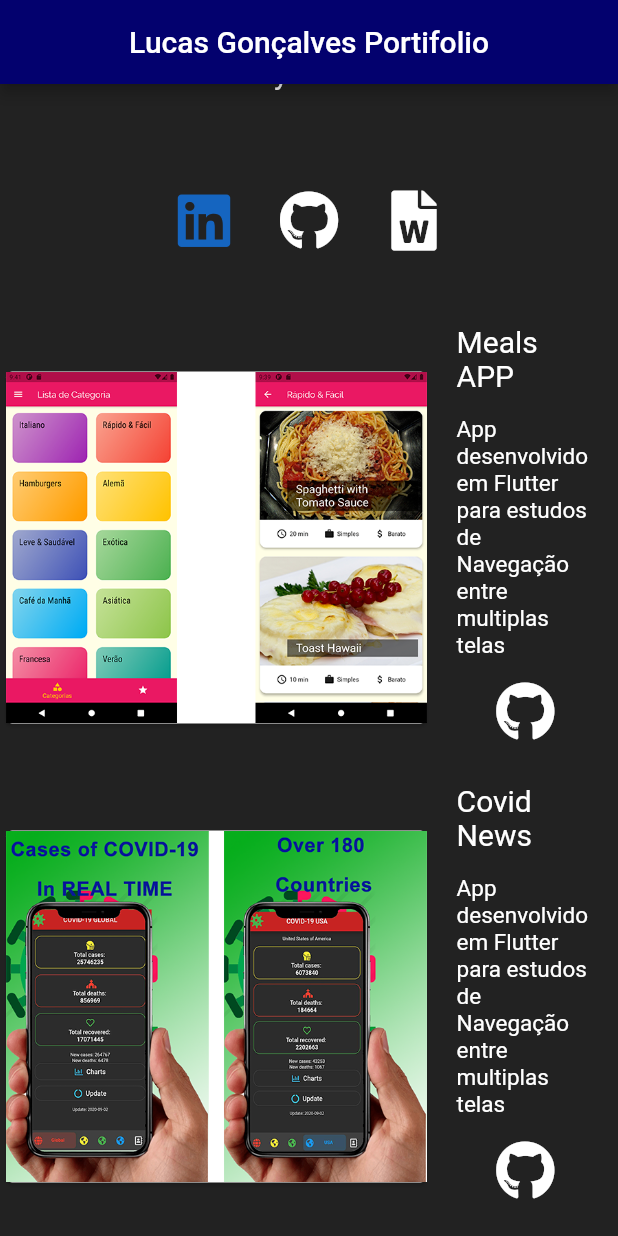
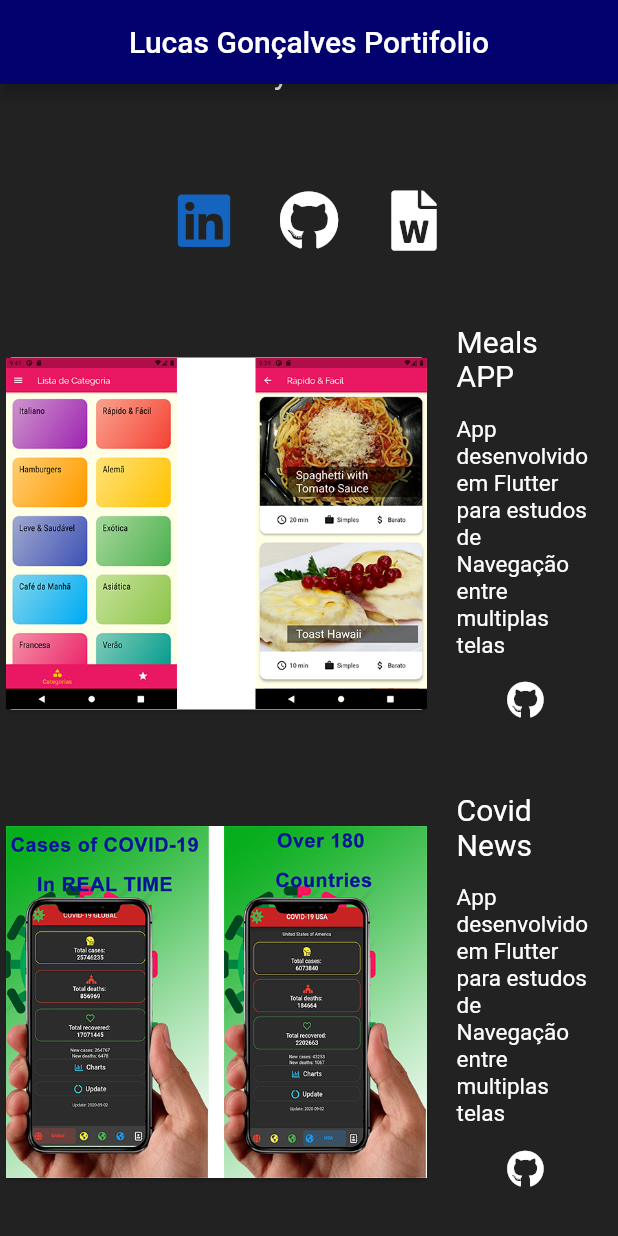
Before and after one commit to WSixx/WSixx.github.io, a Flutter app: the screen it shows after launch, scrolled down 530 dp, on a phone screen of 412 x 824 dp. Run offline on Flutter 3.47's test engine with Material 2 defaults, Android fonts, the phone set to English and light mode, and no system bars; our stand-ins replace assets_audio_player, carousel_slider, flutter_screenutil, font_awesome_flutter, simple_animations; missing offline and left inert: animated_widgets, dart:html, splash_screen_view; network calls fail; Roboto replaces fonts that are missing (Savings Bond Shadow); project files that could hold a hidden picture were left out.

Commit message:
small_screen Changed

```diff
--- a/lib/main.dart
+++ b/lib/main.dart
@@ -1,10 +1,10 @@
 import 'package:flutter/material.dart';
 import 'package:flutter_screenutil/flutter_screenutil.dart';
 import 'package:my_portifolio/screens/about_screen.dart';
-import 'file:///E:/flutter/my_portifolio/lib/utils/change_widget.dart';
 import 'package:my_portifolio/screens/home_screen.dart';
 import 'package:my_portifolio/screens/splash_screen.dart';
 import 'package:my_portifolio/utils/app_routes.dart';
+import 'package:my_portifolio/utils/change_widget.dart';
 import 'package:provider/provider.dart';
 
 void main() {
--- a/lib/screens/home_screen.dart
+++ b/lib/screens/home_screen.dart
@@ -2,10 +2,10 @@ import 'dart:async';
 import 'package:assets_audio_player/assets_audio_player.dart';
 import 'package:flutter/material.dart';
 import 'package:flutter_screenutil/flutter_screenutil.dart';
-import 'file:///E:/flutter/my_portifolio/lib/utils/responsive_widget.dart';
 import 'package:my_portifolio/screens/about_screen.dart';
-import 'file:///E:/flutter/my_portifolio/lib/utils/change_widget.dart';
 import 'package:my_portifolio/screens/small_screen_home.dart';
+import 'package:my_portifolio/utils/change_widget.dart';
+import 'package:my_portifolio/utils/responsive_widget.dart';
 import 'package:my_portifolio/widgets/background_bubble.dart';
 import 'package:my_portifolio/widgets/body_text.dart';
 import 'package:my_portifolio/widgets/image_modal.dart';
@@ -22,7 +22,7 @@ class HomeScreen extends StatefulWidget {
 class _HomeScreenState extends State<HomeScreen> {
   final AssetsAudioPlayer assetsAudioPlayer = AssetsAudioPlayer();
   bool page = false;
-  ChangeWidget cartModel = ChangeWidget();
+  ChangeWidget aboutOrHome = ChangeWidget();
 
   Future<void> playAudio() async {
     await Future.delayed(
@@ -71,7 +71,7 @@ class _HomeScreenState extends State<HomeScreen> {
           body: Row(
             children: [
               LeftMenu(
-                cartModel: cartModel,
+                aboutOrHome: aboutOrHome,
               ),
               !updateWidget.page
                   ? Padding(
--- a/lib/screens/small_screen_home.dart
+++ b/lib/screens/small_screen_home.dart
@@ -1,6 +1,3 @@
-import 'package:animated_widgets/widgets/rotation_animated.dart';
-import 'package:animated_widgets/widgets/shake_animated_widget.dart';
-import 'package:flutter/cupertino.dart';
 import 'package:flutter/material.dart';
 import 'package:flutter/rendering.dart';
 import 'package:font_awesome_flutter/font_awesome_flutter.dart';
@@ -132,7 +129,7 @@ class _SmallScreenHomeState extends State<SmallScreenHome> {
               height: 30,
             ),
             Container(
-              height: 612,
+              height: 912,
               child: Column(
                 children: [
                   Expanded(
@@ -180,7 +177,7 @@ class _SmallScreenHomeState extends State<SmallScreenHome> {
                                         size: MediaQuery.of(context)
                                                 .size
                                                 .aspectRatio *
-                                            80,
+                                            50,
                                       ),
                                     ),
                                   ),
@@ -191,6 +188,9 @@ class _SmallScreenHomeState extends State<SmallScreenHome> {
                         ),
                       ],
                     ),
+                  ),
+                  SizedBox(
+                    height: 25,
                   ),
                   Expanded(
                     child: Row(
@@ -237,7 +237,67 @@ class _SmallScreenHomeState extends State<SmallScreenHome> {
                                         size: MediaQuery.of(context)
                                                 .size
                                                 .aspectRatio *
-                                            80,
+                                            50,
+                                      ),
+                                    ),
+                                  ),
+                                ],
+                              ),
+                            ),
+                          ),
+                        ),
+                      ],
+                    ),
+                  ),
+                  SizedBox(
+                    height: 25,
+                  ),
+                  Expanded(
+                    child: Row(
+                      children: [
+                        Container(
+                          width: MediaQuery.of(context).size.width * 0.7,
+                          child: Card(
+                            child: Image.asset(
+                              'assets/images/conews/doublePrint2.png',
+                              fit: BoxFit.contain,
+                            ),
+                          ),
+                        ),
+                        Container(
+                          width: MediaQuery.of(context).size.width * 0.3,
+                          child: ListTile(
+                            title: Container(
+                              child: Text(
+                                'Covid News',
+                                style: TextStyle(
+                                    fontSize: 20, color: Colors.white),
+                              ),
+                            ),
+                            subtitle: Container(
+                              padding: EdgeInsets.only(top: 15),
+                              child: Column(
+                                children: [
+                                  Text(
+                                    'App desenvolvido em Flutter para estudos de Navegação entre multiplas telas',
+                                    style: TextStyle(
+                                        fontSize: 15, color: Colors.white),
+                                    softWrap: true,
+                                  ),
+                                  Padding(
+                                    padding: const EdgeInsets.all(15.0),
+                                    child: InkWell(
+                                      onTap: () async {
+                                        await launch(
+                                            'https://github.com/WSixx');
+                                      },
+                                      child: Icon(
+                                        FontAwesomeIcons.github,
+                                        color: Colors.white,
+                                        size: MediaQuery.of(context)
+                                                .size
+                                                .aspectRatio *
+                                            50,
                                       ),
                                     ),
                                   ),
--- a/lib/widgets/left_menu.dart
+++ b/lib/widgets/left_menu.dart
@@ -4,15 +4,15 @@ import 'package:flutter/material.dart';
 import 'package:flutter/rendering.dart';
 import 'package:flutter_screenutil/flutter_screenutil.dart';
 import 'package:font_awesome_flutter/font_awesome_flutter.dart';
-import 'file:///E:/flutter/my_portifolio/lib/utils/change_widget.dart';
+import 'package:my_portifolio/utils/change_widget.dart';
 import 'package:my_portifolio/widgets/shake.dart';
 import 'package:provider/provider.dart';
 import 'package:url_launcher/url_launcher.dart';
 
 class LeftMenu extends StatefulWidget {
-  final ChangeWidget cartModel;
+  final ChangeWidget aboutOrHome;
 
-  const LeftMenu({Key key, this.cartModel}) : super(key: key);
+  const LeftMenu({Key key, this.aboutOrHome}) : super(key: key);
   @override
   _LeftMenuState createState() => _LeftMenuState();
 }
```
Also changed, not shown: 35 other files.
